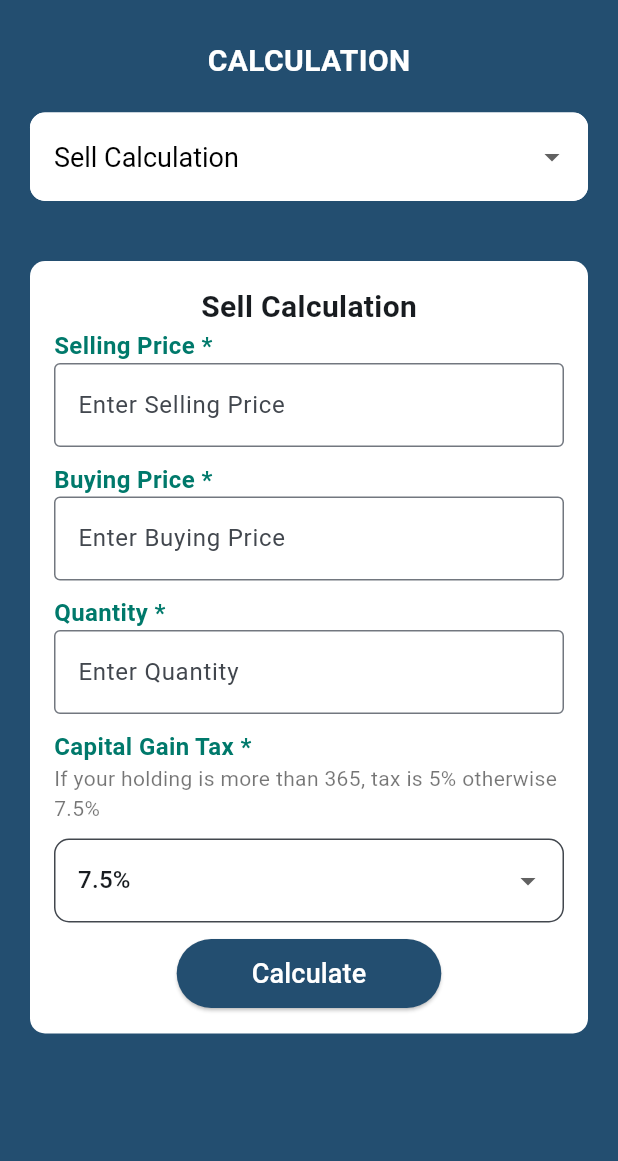
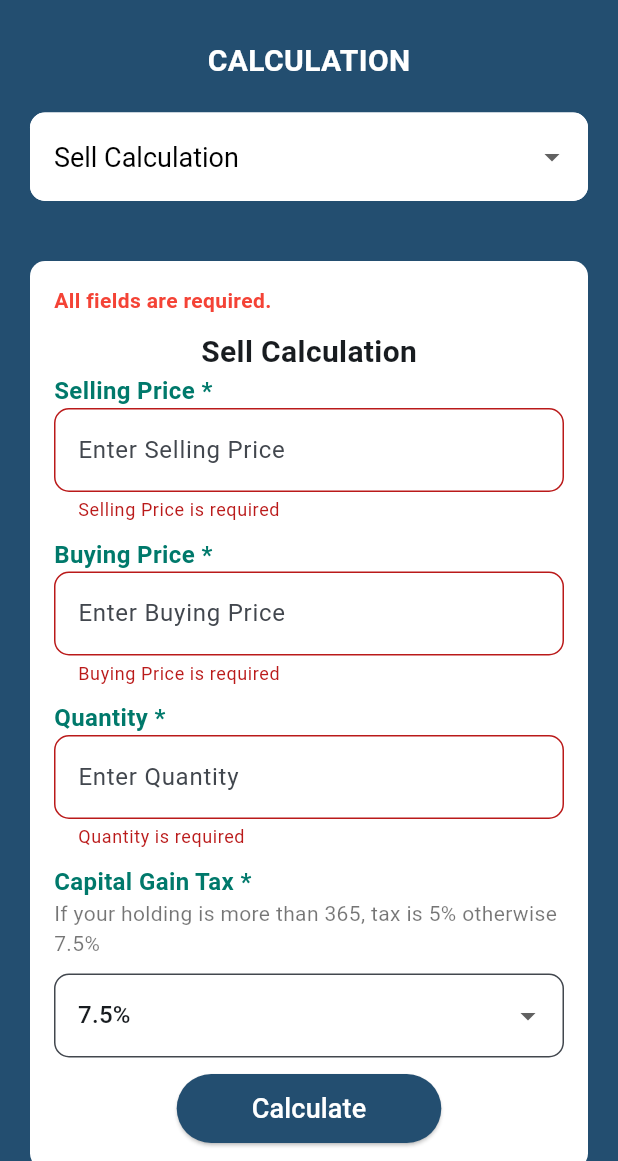
Before and after one commit to santoshvandari/ShareHisab, a Flutter app: the screen it shows after launch, after a tap on "Calculate", on a phone screen of 412 x 824 dp, the part 75-1236 px from its top. Run offline on Flutter 3.47's test engine with Material 3 defaults, Android fonts, the phone set to English and light mode, and no system bars.

Commit message:
Sell Calculation Completed

```diff
--- a/lib/buy_global_variables.dart
+++ b/lib/buy_global_variables.dart
@@ -1,5 +1,5 @@
-late double buyPrice = 10000000;
-late double buyQuantity = 1000000;
+late double buyPrice;
+late double buyQuantity;
 late double buyTotalvalue;
 late double buySebonFee;
 late double buyBrokerCommission;
--- a/lib/sell_options.dart
+++ b/lib/sell_options.dart
@@ -1,4 +1,6 @@
 import 'package:flutter/material.dart';
+import 'package:sharehisab/sell_gloabl_variables.dart';
+import 'package:sharehisab/sellbuy_calculation.dart';
 
 class SellOptions extends StatefulWidget {
   final VoidCallback onCalculate;
@@ -10,9 +12,11 @@ class SellOptions extends StatefulWidget {
 }
 
 class _SellOptionsState extends State<SellOptions> {
+  final _formKey = GlobalKey<FormState>();
+  String errorMessage = "";
+
   @override
   Widget build(BuildContext context) {
-    double temp = 0.0;
     return Column(
       children: [
         const SizedBox(height: 20),
@@ -22,9 +26,22 @@ class _SellOptionsState extends State<SellOptions> {
             color: Colors.white,
             borderRadius: BorderRadius.circular(10),
           ),
+          child: Form(
+            key: _formKey, // Associate form key with this form
             child: Column(
               crossAxisAlignment: CrossAxisAlignment.start,
               children: [
+                if (errorMessage.isNotEmpty)
+                  Padding(
+                    padding: const EdgeInsets.only(bottom: 10),
+                    child: Text(
+                      errorMessage,
+                      style: const TextStyle(
+                        color: Colors.red,
+                        fontWeight: FontWeight.bold,
+                      ),
+                    ),
+                  ),
                 const Center(
                   child: Text(
                     "Sell Calculation",
@@ -34,9 +51,33 @@ class _SellOptionsState extends State<SellOptions> {
                     ),
                   ),
                 ),
-              textFormFieldDesign("Selling Price", temp),
-              textFormFieldDesign("Buying Price", temp),
-              textFormFieldDesign("Quantity", temp),
+                textFormFieldDesign(
+                  "Selling Price",
+                  (value) {
+                    setState(() {
+                      sellPrice = double.tryParse(value) ?? 0.0;
+                    });
+                  },
+                  "Selling Price is required",
+                ),
+                textFormFieldDesign(
+                  "Buying Price",
+                  (value) {
+                    setState(() {
+                      sellBuyPrice = double.tryParse(value) ?? 0.0;
+                    });
+                  },
+                  "Buying Price is required",
+                ),
+                textFormFieldDesign(
+                  "Quantity",
+                  (value) {
+                    setState(() {
+                      sellQuantity = double.tryParse(value) ?? 0.0;
+                    });
+                  },
+                  "Quantity is required",
+                ),
                 Text(
                   "Capital Gain Tax *",
                   style: TextStyle(
@@ -52,7 +93,7 @@ class _SellOptionsState extends State<SellOptions> {
                 const SizedBox(height: 10),
                 DropdownButtonFormField<String>(
                   dropdownColor: Colors.white,
-                value: "7.5",
+                  value: capitalGainTaxPercentage == 5.0 ? "5" : "7.5",
                   items: const [
                     DropdownMenuItem(
                       value: "5",
@@ -64,7 +105,10 @@ class _SellOptionsState extends State<SellOptions> {
                     ),
                   ],
                   onChanged: (value) {
-                  debugPrint(value);
+                    setState(() {
+                      capitalGainTaxPercentage =
+                          double.tryParse(value ?? "7.5") ?? 7.5;
+                    });
                   },
                   decoration: InputDecoration(
                     filled: true,
@@ -73,11 +117,33 @@ class _SellOptionsState extends State<SellOptions> {
                       borderRadius: BorderRadius.circular(10),
                     ),
                   ),
+                  validator: (value) {
+                    if (value == null || value.isEmpty) {
+                      return 'Capital Gain Tax is required';
+                    }
+                    return null;
+                  },
                 ),
                 const SizedBox(height: 10),
                 Center(
                   child: ElevatedButton(
-                  onPressed: () {},
+                    onPressed: () {
+                      if (_formKey.currentState!.validate()) {
+                        // Form validation passed, reset error message
+                        setState(() {
+                          errorMessage = "";
+                        });
+
+                        sellCalculation();
+                        isSellCalculation = true;
+                        widget.onCalculate(); // Call the onCalculate callback
+                      } else {
+                        // Validation failed, set error message
+                        setState(() {
+                          errorMessage = "All fields are required.";
+                        });
+                      }
+                    },
                     style: ElevatedButton.styleFrom(
                       padding: const EdgeInsets.symmetric(
                         horizontal: 50,
@@ -95,11 +161,13 @@ class _SellOptionsState extends State<SellOptions> {
               ],
             ),
           ),
+        ),
       ],
     );
   }
 
-  Widget textFormFieldDesign(String label, double dataStorage) {
+  Widget textFormFieldDesign(
+      String label, Function(String) onChanged, String validationMessage) {
     return Column(
       crossAxisAlignment: CrossAxisAlignment.start,
       children: [
@@ -114,10 +182,17 @@ class _SellOptionsState extends State<SellOptions> {
         TextFormField(
           decoration: InputDecoration(
             hintText: "Enter $label",
+            border: OutlineInputBorder(
+              borderRadius: BorderRadius.circular(10),
+            ),
           ),
           keyboardType: TextInputType.number,
-          onChanged: (value) {
-            debugPrint(value);
+          onChanged: onChanged,
+          validator: (value) {
+            if (value == null || value.isEmpty) {
+              return validationMessage;
+            }
+            return null;
           },
         ),
         const SizedBox(height: 10),
```
Also changed, not shown: lib/sell_gloabl_variables.dart (+11 -0 lines), lib/sell_results.dart (+20 -11 lines), lib/sellbuy_calculation.dart (+17 -0 lines). Lines whose indentation alone changed are shown as unchanged.
